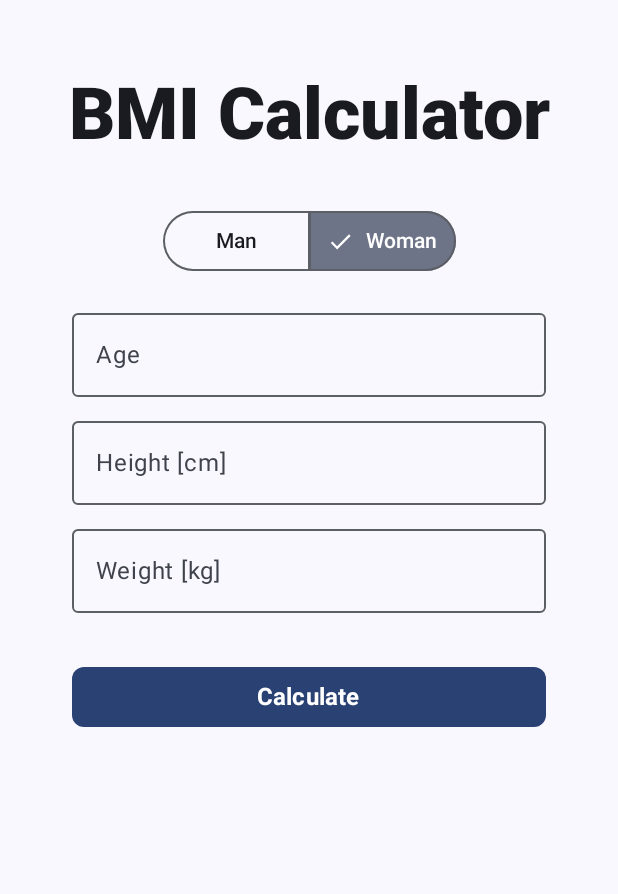
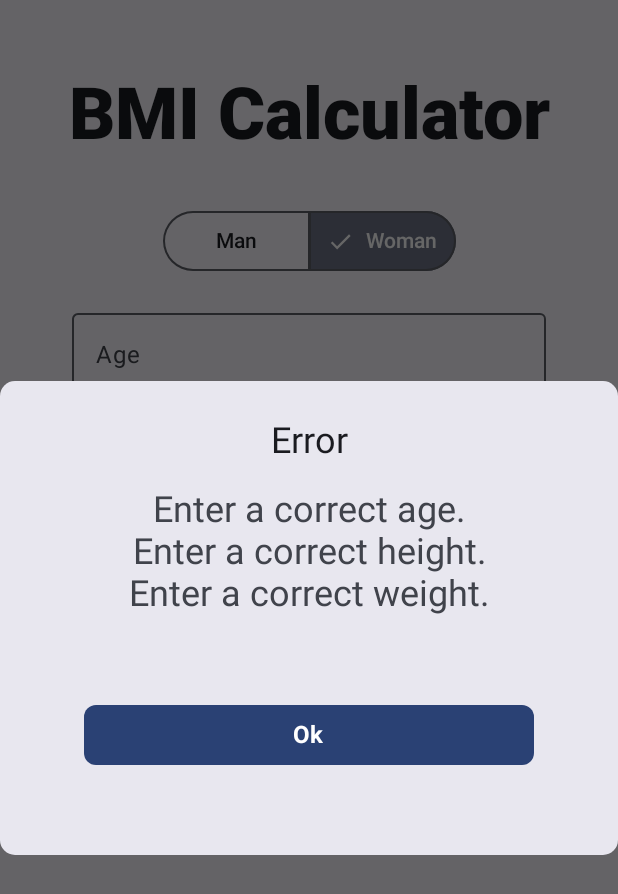
Before and after one commit to m1k1saur1o/android-bootcamp, an Android app built with Jetpack Compose: the screen it shows after launch (MainActivity), after a tap on "Calculate", on a phone screen of 412 x 824 dp. Shown: the top 894 px of the screen. Run offline under Robolectric (Android 15) with nearby library versions, the phone set to English and light mode, and no system bars; 1 statement that could not run was skipped; 2 other taps on this screen came first.

Commit message:
Twelfth activity in module 5

```diff
--- a/app/src/main/java/cl/bootcamp/bootcampproject/components/BodyComponents.kt
+++ b/app/src/main/java/cl/bootcamp/bootcampproject/components/BodyComponents.kt
@@ -1,15 +1,20 @@
 package cl.bootcamp.bootcampproject.components
 
+import androidx.compose.foundation.layout.Box
 import androidx.compose.foundation.layout.fillMaxWidth
 import androidx.compose.foundation.layout.padding
 import androidx.compose.foundation.shape.RoundedCornerShape
+import androidx.compose.foundation.text.KeyboardOptions
+import androidx.compose.material3.AlertDialog
 import androidx.compose.material3.Button
 import androidx.compose.material3.OutlinedTextField
 import androidx.compose.material3.Text
 import androidx.compose.runtime.Composable
+import androidx.compose.ui.Alignment
 import androidx.compose.ui.Modifier
 import androidx.compose.ui.text.TextStyle
 import androidx.compose.ui.text.font.FontWeight
+import androidx.compose.ui.text.input.KeyboardType
 import androidx.compose.ui.text.style.TextAlign
 import androidx.compose.ui.unit.dp
 import androidx.compose.ui.unit.sp
@@ -24,6 +29,9 @@ fun InputTextField(
     OutlinedTextField(
         value = value,
         onValueChange = onValueChange,
+        keyboardOptions = KeyboardOptions(
+            keyboardType = KeyboardType.Number
+        ),
         label = { Text(text = label) },
         modifier = Modifier
             .fillMaxWidth()
@@ -84,3 +92,28 @@ fun ResultText(
         )
     )
 }
+
+@Composable
+fun Modal(
+    title: String,
+    onDismiss: () -> Unit,
+    onConfirmClick: @Composable () -> Unit,
+    onText: @Composable () -> Unit
+) {
+    AlertDialog(
+        title = {
+            Box(
+                modifier = Modifier.fillMaxWidth(),
+                contentAlignment = Alignment.Center
+            ) {
+                Text(
+                    text = title
+                )
+            }
+        },
+        shape = RoundedCornerShape(10.dp),
+        onDismissRequest = onDismiss,
+        text = onText,
+        confirmButton = onConfirmClick
+    )
+}
--- a/app/src/main/java/cl/bootcamp/bootcampproject/model/CalculateState.kt
+++ b/app/src/main/java/cl/bootcamp/bootcampproject/model/CalculateState.kt
@@ -6,5 +6,6 @@ data class CalculateState(
     val weight: String = "",
     val selectedIndex: Int? = null,
     val result: String = "",
-    val options: List<String> = listOf("Man", "Woman")
+    val options: List<String> = listOf("Man", "Woman"),
+    val showModal: Boolean = false
 )
--- a/app/src/main/java/cl/bootcamp/bootcampproject/viewModels/CalculatorViewModel.kt
+++ b/app/src/main/java/cl/bootcamp/bootcampproject/viewModels/CalculatorViewModel.kt
@@ -1,8 +1,17 @@
 package cl.bootcamp.bootcampproject.viewModels
 
+import androidx.compose.foundation.layout.fillMaxWidth
+import androidx.compose.foundation.layout.padding
+import androidx.compose.material3.Text
+import androidx.compose.runtime.Composable
 import androidx.compose.runtime.getValue
 import androidx.compose.runtime.mutableStateOf
 import androidx.compose.runtime.setValue
+import androidx.compose.ui.Modifier
+import androidx.compose.ui.text.TextStyle
+import androidx.compose.ui.text.style.TextAlign
+import androidx.compose.ui.unit.dp
+import androidx.compose.ui.unit.sp
 import androidx.lifecycle.ViewModel
 import cl.bootcamp.bootcampproject.model.CalculateState
 import java.util.Locale
@@ -36,4 +45,51 @@ class CalculatorViewModel: ViewModel() {
         state = state.copy(result = String.format(Locale.US,"%.1f", bmiResult))
     }
 
+    fun showModal () {
+        state = state.copy(showModal = true)
+    }
+
+    fun hideModal () {
+        state = state.copy(showModal = false)
+    }
+
+    @Composable
+    fun GenerateErrorMessage() {
+        var errorMessage = ""
+
+        if(intParseCheck(state.age)) {
+            errorMessage += "Enter a correct age.\n"
+        }
+
+        if (doubleParseCheck(state.height)) {
+            errorMessage += "Enter a correct height.\n"
+        }
+
+        if (doubleParseCheck(state.weight)) {
+            errorMessage += "Enter a correct weight."
+        }
+
+        return Text(
+            text = errorMessage,
+            modifier = Modifier
+                .fillMaxWidth()
+                .padding(horizontal = 12.dp),
+            style = TextStyle(
+                fontSize = 24.sp,
+                textAlign = TextAlign.Center
+            )
+        )
+    }
+
+    fun ageCheck() {
+        state.age.toInt()
+    }
+
+    private fun doubleParseCheck(input: String): Boolean {
+        return input.toDoubleOrNull() == null
+    }
+
+    private fun intParseCheck(input: String): Boolean {
+        return input.toIntOrNull() == null
+    }
 }
--- a/app/src/main/java/cl/bootcamp/bootcampproject/views/CalculatorView.kt
+++ b/app/src/main/java/cl/bootcamp/bootcampproject/views/CalculatorView.kt
@@ -18,6 +18,7 @@ import androidx.compose.ui.Alignment
 import androidx.compose.ui.Modifier
 import androidx.compose.ui.unit.dp
 import cl.bootcamp.bootcampproject.components.CalculateButton
+import cl.bootcamp.bootcampproject.components.Modal
 import cl.bootcamp.bootcampproject.components.InputTextField
 import cl.bootcamp.bootcampproject.components.ResultText
 import cl.bootcamp.bootcampproject.components.TitleText
@@ -108,7 +109,12 @@ fun ContentCalculatorView(
         CalculateButton(
             text = "Calculate"
         ) {
-            viewModel.calculateBmi(state.height.toDouble(), state.weight.toDouble())
+            try {
+                viewModel.ageCheck()
+                viewModel.calculateBmi(state.height.toDouble(), state.weight.toDouble())
+            } catch (_ : NumberFormatException) {
+                viewModel.showModal()
+            }
         }
 
         Spacer(
@@ -119,5 +125,20 @@ fun ContentCalculatorView(
             text = state.result
         )
 
+        if (state.showModal) {
+            Modal(
+                title = "Error",
+                onDismiss = {viewModel.hideModal()},
+                onConfirmClick = {
+                    CalculateButton(
+                        text = "Ok"
+                    ) {
+                        viewModel.hideModal()
+                    }
+                },
+                onText = {viewModel.GenerateErrorMessage()},
+            )
+        }
+
     }
 }
```
